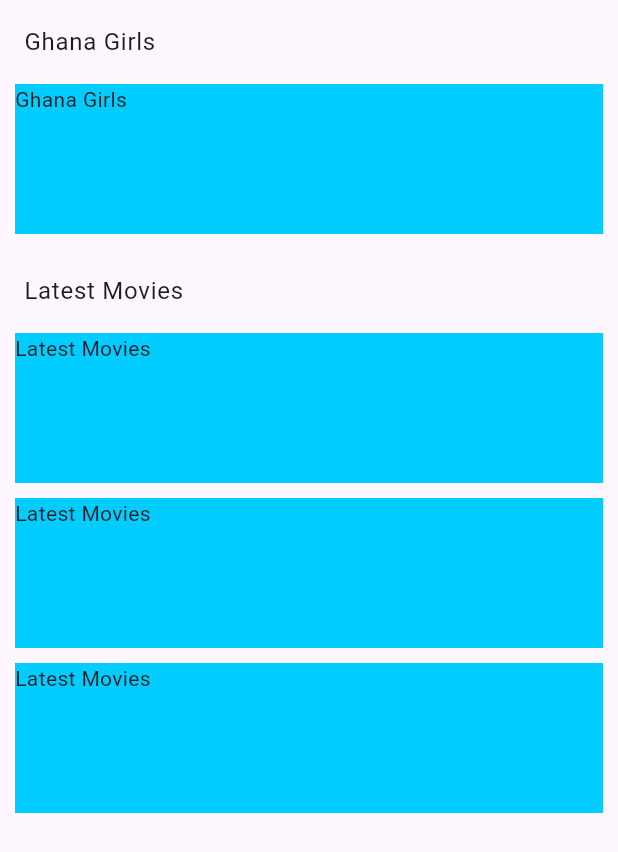
After one commit to fostersnt/mcini, a Flutter app: the screen it shows after launch, on a phone screen of 412 x 824 dp. The commit adds this screen. Shown: the top 852 px of the screen. Run offline on Flutter 3.47's test engine with Material 3 defaults, Android fonts, the light colour scheme and no system bars; drawn by our look-alikes of grouped_list; network calls fail.

```diff
--- /dev/null
+++ b/lib/data/provider/movies_provider.dart
@@ -0,0 +1,41 @@
+import 'dart:convert';
+
+import 'package:mcini/data/interface/i_repository.dart';
+import 'package:mcini/data/model/movie_model.dart';
+import 'package:http/http.dart' as http;
+
+class MoviesProvider extends IRepository {
+  @override
+  Future<bool> deleteData() async {
+    return true;
+  }
+
+  @override
+  Future<List<MovieModel>> getAllData() async {
+    List<MovieModel> movies = [];
+    String url = IRepository.apiBaseURL;
+    final response = await http.get(Uri.parse("$url/posts"));
+    final Map<String, dynamic> jsonData = jsonDecode(response.body);
+    if (response.statusCode == 200) {
+      if (jsonData.isNotEmpty) {
+        for (var i = 0; i < jsonData.length; i++) {
+          movies.add(jsonData[i]);
+        }
+      }
+    }
+    // print(jsonData.);
+    return movies;
+  }
+
+  @override
+  Future<MovieModel> getSingleData() async {
+    // TODO: implement getSingleData
+    throw UnimplementedError();
+  }
+
+  @override
+  Future<bool> updateData() async {
+    // TODO: implement updateData
+    throw UnimplementedError();
+  }
+}
--- a/lib/main.dart
+++ b/lib/main.dart
@@ -1,5 +1,6 @@
 import 'package:flutter/material.dart';
 import 'package:mcini/screens/home/home_page.dart';
+import 'package:mcini/screens_commons/movie_categories_grouping.dart';
 
 void main() {
   runApp(const MyApp());
@@ -19,7 +20,8 @@ class MyApp extends StatelessWidget {
         colorScheme: ColorScheme.fromSeed(seedColor: Colors.deepPurple),
         // useMaterial3: true,
       ),
-      home: const HomePage(),
+      home: const MovieCategoriesGroup(),
+      // home: const HomePage(),
     );
   }
 }
--- /dev/null
+++ b/lib/screens_commons/movie_categories_grouping.dart
@@ -0,0 +1,74 @@
+import 'package:flutter/material.dart';
+import 'package:grouped_list/grouped_list.dart';
+import 'package:mcini/data/model/movie_model.dart';
+import 'package:mcini/data/provider/movies_provider.dart';
+import 'package:mcini/data/repository/movie_repository.dart';
+import 'package:mcini/screens/home/hero_section.dart';
+import 'package:mcini/screens/home/home_page.dart';
+import 'package:mcini/screens_commons/single_movie_thumbnail.dart';
+import 'package:mcini/utilities/app_colors.dart';
+import 'package:collection/collection.dart';
+
+class MovieCategoriesGroup extends StatelessWidget {
+  const MovieCategoriesGroup({Key? key}) : super(key: key);
+
+  @override
+  Widget build(BuildContext context) {
+    final MoviesProvider _mr = MoviesProvider();
+    final screenSize = MediaQuery.of(context).size;
+    List<Map<String, dynamic>> movies = [
+      {
+        'name': 'movie first',
+        'title': 'Ghanaian movie',
+        'category': 'Latest Movies',
+        'thumbnail': 'lib/images/banner.png'
+      },
+      {
+        'name': 'movie 1',
+        'title': 'Ghanaian movie',
+        'category': 'Ghana Girls',
+        'thumbnail': 'lib/images/banner.png'
+      },
+      {
+        'name': 'movie new',
+        'title': 'Af movie',
+        'category': 'Latest Movies',
+        'thumbnail': 'lib/images/banner.png'
+      },
+      {
+        'name': 'movie main',
+        'title': 'Pp movie',
+        'category': 'Latest Movies',
+        'thumbnail': 'lib/images/banner.png'
+      },
+    ];
+
+    final groupedMovies = groupBy(movies, (movie) => movie['category']);
+    print(groupedMovies.keys.toList());
+
+    final data = _mr.getAllData();
+    // print(data);
+    return Scaffold(
+      body: GroupedListView(
+        elements: movies,
+        groupBy: (singleMovie) => singleMovie['category'],
+        itemBuilder: (context, movies) {
+          return Padding(
+            padding: const EdgeInsets.fromLTRB(10, 0, 10, 10),
+            child: Container(
+              width: 100,
+              height: 100,
+              color: AppColors.blueColor,
+              child: Text(movies['category']),
+            ),
+          );
+        },
+        groupSeparatorBuilder: (currentMovie) {
+          return ListTile(
+            title: Text(currentMovie),
+          );
+        },
+      ),
+    );
+  }
+}
--- a/pubspec.yaml
+++ b/pubspec.yaml
@@ -33,7 +33,8 @@ dependencies:
   flutter_bloc: ^8.1.5
   bloc: ^8.1.4
   flutter_localization: ^0.2.0
-
+  grouped_list: ^5.1.2
+  http: ^1.2.1
 
   # The following adds the Cupertino Icons font to your application.
   # Use with the CupertinoIcons class for iOS style icons.
```
Also changed, not shown: lib/data/interface/i_repository.dart (+5 -5 lines), lib/data/model/movie_model.dart (+17 -0 lines), lib/data/repository/movie_repository.dart (+10 -23 lines), lib/screens/home/home_page.dart (+19 -5 lines), pubspec.lock.
